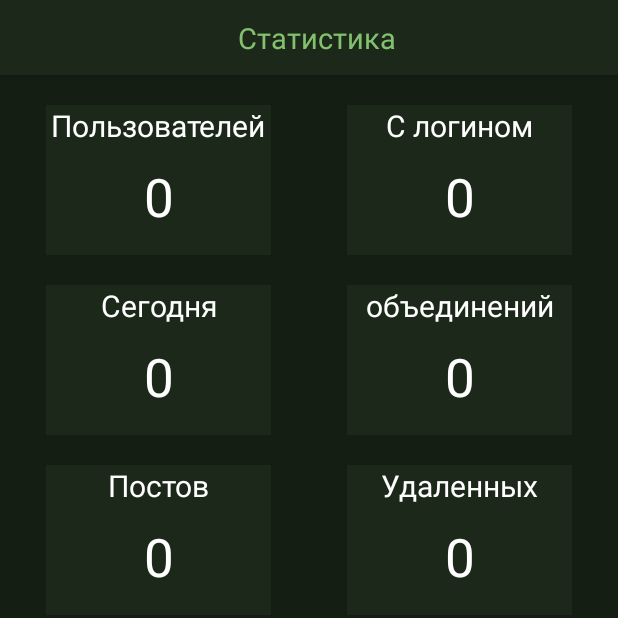
After one commit to Dimaman/studinfo, an Android app: the StatsAppActivity screen opened directly, with no data from a screen before it, on a phone screen of 412 x 824 dp, the top half of it. The commit adds this screen. Run offline under Robolectric (Android 15) with nearby library versions, the phone set to English and light mode, and no system bars; our stand-ins replace Firebase (no records; nobody signed in at launch, a user with empty details on screens opened directly); pictures from the network do not load.

Commit message:
добавлена статистика

```diff
--- a/src/main/AndroidManifest.xml
+++ b/src/main/AndroidManifest.xml
@@ -18,7 +18,9 @@
         android:supportsRtl="true"
         android:theme="@style/AppTheme"
         tools:ignore="GoogleAppIndexingWarning">
-        <activity android:name=".activities.ResetPassActivity"></activity>
+        <activity android:name=".activities.StatsAppActivity"></activity>
+        <activity android:name=".activities.AdminActivity" />
+        <activity android:name=".activities.ResetPassActivity" />
         <activity android:name=".activities.EditlocalInfoActivity" />
         <activity android:name=".activities.AddLocalInfoActivity" />
         <activity android:name=".activities.TestActivity" />
--- /dev/null
+++ b/src/main/java/com/scg/studinfo/activities/StatsAppActivity.kt
@@ -0,0 +1,73 @@
+package com.scg.studinfo.activities
+
+import androidx.appcompat.app.AppCompatActivity
+import android.os.Bundle
+import com.scg.studinfo.R
+import com.scg.studinfo.models.FeedGuest
+import com.scg.studinfo.models.FeedPost
+import com.scg.studinfo.models.Unity
+import com.scg.studinfo.models.User
+import com.scg.studinfo.utils.FireBaseHelper
+import kotlinx.android.synthetic.main.activity_stats_app.*
+import java.util.*
+
+class StatsAppActivity : AppCompatActivity() {
+    private lateinit var mFirebase: FireBaseHelper
+
+    override fun onCreate(savedInstanceState: Bundle?) {
+        super.onCreate(savedInstanceState)
+        setContentView(R.layout.activity_stats_app)
+
+        mFirebase = FireBaseHelper(this)
+
+        mFirebase.database.child("guest").addListenerForSingleValueEvent(ValueEventListenerAdapter { guests ->
+            mFirebase.database.child("online/users")
+                .addListenerForSingleValueEvent(ValueEventListenerAdapter { onlineUsers ->
+                    val listUsers = onlineUsers.children.map { it.value!! as Long }
+                    val listGuests = guests.children.map { it.getValue(FeedGuest::class.java)!! }
+                    guests_text.text = "${listGuests.count()}"
+                    var onliners = 0
+                    for (item in listGuests) {
+                        if (item.online != null)
+                            if (getToday() < item.online) onliners++
+                    }
+                    for (item in listUsers){
+                        if (getToday() < item) onliners++
+                    }
+                    today_text.text = "$onliners"
+                })
+        })
+
+        mFirebase.database.child("users").addListenerForSingleValueEvent(ValueEventListenerAdapter { users ->
+            val listUsers = users.children.map { it.getValue(User::class.java)!!.copy(uid = it.key) }
+            users_text.text = "${listUsers.count()}"
+        })
+
+        mFirebase.database.child("unity").addListenerForSingleValueEvent(ValueEventListenerAdapter{
+            val listUnity = it.children.map { it.getValue(Unity::class.java)!!.copy(uid = it.key) }
+            news_text.text = "${listUnity.count()}"
+        })
+
+        mFirebase.database.child("unity").addListenerForSingleValueEvent(ValueEventListenerAdapter{
+            val listUnity = it.children.map { it.getValue(Unity::class.java)!!.copy(uid = it.key) }
+            unity_text.text = "${listUnity.count()}"
+        })
+
+        mFirebase.database.child("feed-posts").addListenerForSingleValueEvent(ValueEventListenerAdapter{
+            val listPosts = it.children.map { it.getValue(FeedPost::class.java)!!.copy(uidNews = it.key) }
+            var deletes = 0
+            news_text.text = "${listPosts.count()}"
+            for (item in listPosts){
+                if(item.isDelete) deletes++
+            }
+            del_news_text.text = "$deletes"
+        })
+    }
+
+    private fun getToday(): Long {
+        val cal = Calendar.getInstance()
+        cal.timeInMillis = System.currentTimeMillis()
+        cal.set(cal.get(Calendar.YEAR), cal.get(Calendar.MONTH), cal.get(Calendar.DAY_OF_MONTH), 0, 0,0 )
+        return cal.timeInMillis
+    }
+}
--- /dev/null
+++ b/src/main/java/com/scg/studinfo/models/FeedGuest.kt
@@ -0,0 +1,3 @@
+package com.scg.studinfo.models
+
+data class FeedGuest(val online: Long? = null, val group: String? = null)
--- /dev/null
+++ b/src/main/res/layout/activity_stats_app.xml
@@ -0,0 +1,213 @@
+<?xml version="1.0" encoding="utf-8"?>
+<androidx.constraintlayout.widget.ConstraintLayout xmlns:android="http://schemas.android.com/apk/res/android"
+    xmlns:app="http://schemas.android.com/apk/res-auto"
+    xmlns:tools="http://schemas.android.com/tools"
+    android:layout_width="match_parent"
+    android:layout_height="match_parent"
+    tools:context=".activities.StatsAppActivity">
+
+    <androidx.appcompat.widget.Toolbar
+        android:id="@+id/toolbar_up"
+        style="@style/toolbar"
+        app:contentInsetStart="0dp"
+        android:elevation="4dp"
+        tools:ignore="MissingConstraints">
+
+        <androidx.constraintlayout.widget.ConstraintLayout
+            android:layout_width="match_parent"
+            android:layout_height="wrap_content">
+
+            <TextView
+                android:id="@+id/text_toolbar_up"
+                style="@style/toolbar_text"
+                app:layout_constraintLeft_toLeftOf="parent"
+                app:layout_constraintRight_toRightOf="parent"
+                android:layout_marginStart="10dp"
+                app:layout_constraintTop_toTopOf="parent"
+                app:layout_constraintBottom_toBottomOf="parent"
+                android:text="Статистика"/>
+
+        </androidx.constraintlayout.widget.ConstraintLayout>
+    </androidx.appcompat.widget.Toolbar>
+
+    <View
+        android:id="@+id/guests_view"
+        android:layout_width="150dp"
+        android:layout_height="100dp"
+        app:layout_constraintTop_toBottomOf="@id/toolbar_up"
+        app:layout_constraintStart_toStartOf="parent"
+        app:layout_constraintEnd_toStartOf="@id/users_view"
+        android:background="@color/colorBgView"
+        android:layout_margin="20dp"/>
+    <TextView
+        android:id="@+id/guests_label"
+        android:layout_width="wrap_content"
+        android:layout_height="wrap_content"
+        app:layout_constraintTop_toTopOf="@id/guests_view"
+        app:layout_constraintStart_toStartOf="@id/guests_view"
+        app:layout_constraintEnd_toEndOf="@id/guests_view"
+        android:text="Пользователей"
+        android:textSize="20sp"/>
+
+    <TextView
+        android:id="@+id/guests_text"
+        android:layout_width="wrap_content"
+        android:layout_height="wrap_content"
+        app:layout_constraintTop_toBottomOf="@id/guests_label"
+        app:layout_constraintStart_toStartOf="@id/guests_view"
+        app:layout_constraintEnd_toEndOf="@id/guests_view"
+        android:layout_marginTop="10dp"
+        android:textSize="35sp"
+        android:text="0"/>
+
+    <View
+        android:id="@+id/users_view"
+        android:layout_width="150dp"
+        android:layout_height="100dp"
+        app:layout_constraintTop_toBottomOf="@id/toolbar_up"
+        app:layout_constraintStart_toEndOf="@id/guests_view"
+        app:layout_constraintEnd_toEndOf="parent"
+        android:background="@color/colorBgView"
+        android:layout_margin="20dp"/>
+    <TextView
+        android:id="@+id/users_label"
+        android:layout_width="wrap_content"
+        android:layout_height="wrap_content"
+        app:layout_constraintTop_toTopOf="@id/users_view"
+        app:layout_constraintStart_toStartOf="@id/users_view"
+        app:layout_constraintEnd_toEndOf="@id/users_view"
+        android:text="С логином"
+        android:textSize="20sp"/>
+
+    <TextView
+        android:id="@+id/users_text"
+        android:layout_width="wrap_content"
+        android:layout_height="wrap_content"
+        app:layout_constraintTop_toBottomOf="@id/guests_label"
+        app:layout_constraintStart_toStartOf="@id/users_view"
+        app:layout_constraintEnd_toEndOf="@id/users_view"
+        android:layout_marginTop="10dp"
+        android:textSize="35sp"
+        android:text="0"/>
+
+    <View
+        android:id="@+id/today_view"
+        android:layout_width="150dp"
+        android:layout_height="100dp"
+        app:layout_constraintTop_toBottomOf="@id/guests_view"
+        app:layout_constraintStart_toStartOf="parent"
+        app:layout_constraintEnd_toStartOf="@id/unity_view"
+        android:background="@color/colorBgView"
+        android:layout_margin="20dp"/>
+    <TextView
+        android:id="@+id/today_label"
+        android:layout_width="wrap_content"
+        android:layout_height="wrap_content"
+        app:layout_constraintTop_toTopOf="@id/today_view"
+        app:layout_constraintStart_toStartOf="@id/today_view"
+        app:layout_constraintEnd_toEndOf="@id/today_view"
+        android:text="Сегодня"
+        android:textSize="20sp"/>
+
+    <TextView
+        android:id="@+id/today_text"
+        android:layout_width="wrap_content"
+        android:layout_height="wrap_content"
+        app:layout_constraintTop_toBottomOf="@id/today_label"
+        app:layout_constraintStart_toStartOf="@id/today_view"
+        app:layout_constraintEnd_toEndOf="@id/today_view"
+        android:layout_marginTop="10dp"
+        android:textSize="35sp"
+        android:text="0"/>
+
+    <View
+        android:id="@+id/unity_view"
+        android:layout_width="150dp"
+        android:layout_height="100dp"
+        app:layout_constraintTop_toBottomOf="@id/guests_view"
+        app:layout_constraintStart_toEndOf="@id/today_view"
+        app:layout_constraintEnd_toEndOf="parent"
+        android:background="@color/colorBgView"
+        android:layout_margin="20dp"/>
+    <TextView
+        android:id="@+id/unity_label"
+        android:layout_width="wrap_content"
+        android:layout_height="wrap_content"
+        app:layout_constraintTop_toTopOf="@id/unity_view"
+        app:layout_constraintStart_toStartOf="@id/unity_view"
+        app:layout_constraintEnd_toEndOf="@id/unity_view"
+        android:text="объединений"
+        android:textSize="20sp"/>
+
+    <TextView
+        android:id="@+id/unity_text"
+        android:layout_width="wrap_content"
+        android:layout_height="wrap_content"
+        app:layout_constraintTop_toBottomOf="@id/unity_label"
+        app:layout_constraintStart_toStartOf="@id/unity_view"
+        app:layout_constraintEnd_toEndOf="@id/unity_view"
+        android:layout_marginTop="10dp"
+        android:textSize="35sp"
+        android:text="0"/>
+
+    <View
+        android:id="@+id/news_view"
+        android:layout_width="150dp"
+        android:layout_height="100dp"
+        app:layout_constraintTop_toBottomOf="@id/unity_view"
+        app:layout_constraintStart_toStartOf="parent"
+        app:layout_constraintEnd_toStartOf="@id/del_news_view"
+        android:background="@color/colorBgView"
+        android:layout_margin="20dp"/>
+    <TextView
+        android:id="@+id/news_label"
+        android:layout_width="wrap_content"
+        android:layout_height="wrap_content"
+        app:layout_constraintTop_toTopOf="@id/news_view"
+        app:layout_constraintStart_toStartOf="@id/news_view"
+        app:layout_constraintEnd_toEndOf="@id/news_view"
+        android:text="Постов"
+        android:textSize="20sp"/>
+
+    <TextView
+        android:id="@+id/news_text"
+        android:layout_width="wrap_content"
+        android:layout_height="wrap_content"
+        app:layout_constraintTop_toBottomOf="@id/news_label"
+        app:layout_constraintStart_toStartOf="@id/news_view"
+        app:layout_constraintEnd_toEndOf="@id/news_view"
+        android:layout_marginTop="10dp"
+        android:textSize="35sp"
+        android:text="0"/>
+
+    <View
+        android:id="@+id/del_news_view"
+        android:layout_width="150dp"
+        android:layout_height="100dp"
+        app:layout_constraintTop_toBottomOf="@id/today_view"
+        app:layout_constraintStart_toEndOf="@id/news_view"
+        app:layout_constraintEnd_toEndOf="parent"
+        android:background="@color/colorBgView"
+        android:layout_margin="20dp"/>
+    <TextView
+        android:id="@+id/del_news_label"
+        android:layout_width="wrap_content"
+        android:layout_height="wrap_content"
+        app:layout_constraintTop_toTopOf="@id/del_news_view"
+        app:layout_constraintStart_toStartOf="@id/del_news_view"
+        app:layout_constraintEnd_toEndOf="@id/del_news_view"
+        android:text="Удаленных"
+        android:textSize="20sp"/>
+
+    <TextView
+        android:id="@+id/del_news_text"
+        android:layout_width="wrap_content"
+        android:layout_height="wrap_content"
+        app:layout_constraintTop_toBottomOf="@id/del_news_label"
+        app:layout_constraintStart_toStartOf="@id/del_news_view"
+        app:layout_constraintEnd_toEndOf="@id/del_news_view"
+        android:layout_marginTop="10dp"
+        android:textSize="35sp"
+        android:text="0"/>
+
+</androidx.constraintlayout.widget.ConstraintLayout>
--- a/src/main/res/layout/activity_timetable.xml
+++ b/src/main/res/layout/activity_timetable.xml
@@ -9,6 +9,7 @@
     <androidx.appcompat.widget.Toolbar
         android:id="@+id/toolbar_up"
         style="@style/toolbar"
+        app:contentInsetStart="0dp"
         android:elevation="4dp"
         tools:ignore="MissingConstraints">
         <androidx.constraintlayout.widget.ConstraintLayout
```
Also changed, not shown: src/main/java/com/scg/studinfo/activities/AdminActivity.kt (added, +19 -0 lines), src/main/java/com/scg/studinfo/activities/ProfileActivity.kt (+7 -21 lines), src/main/res/layout/activity_admin.xml (added, +93 -0 lines), src/main/res/layout/activity_profile.xml (+6 -26 lines), 283 other files.
